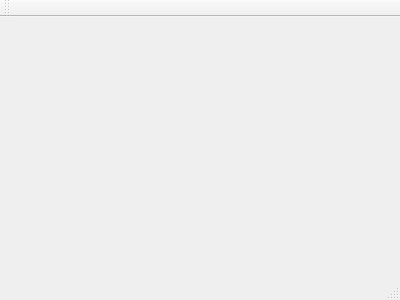
pejuan/11411073-proyecto-02, file RendimientoCarro/mainwindow.ui: the form before one commit.
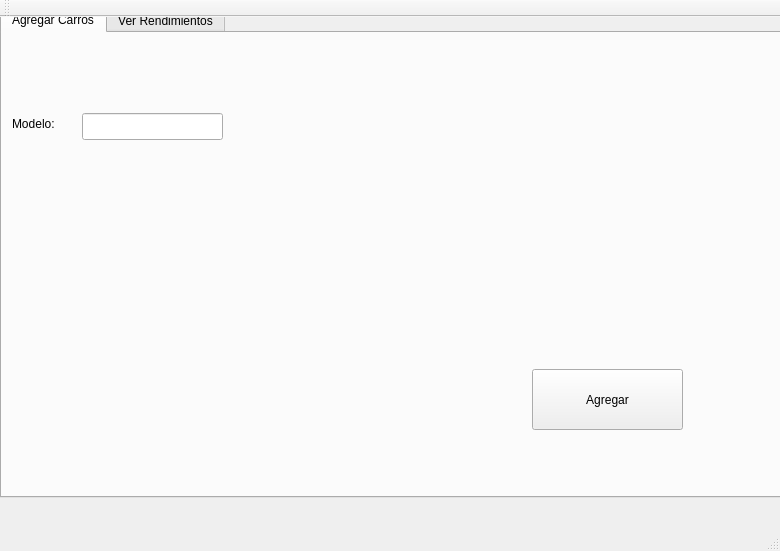
The form after the commit.

Commit message: Modificando ventanas de el GUI

Patch:
```diff
--- a/RendimientoCarro/mainwindow.ui
+++ b/RendimientoCarro/mainwindow.ui
@@ -1,24 +1,109 @@
 <ui version="4.0">
  <class>MainWindow</class>
- <widget class="QMainWindow" name="MainWindow" >
-  <property name="geometry" >
+ <widget class="QMainWindow" name="MainWindow">
+  <property name="geometry">
    <rect>
     <x>0</x>
     <y>0</y>
-    <width>400</width>
-    <height>300</height>
+    <width>780</width>
+    <height>551</height>
    </rect>
   </property>
   <property name="windowTitle" >
    <string>MainWindow</string>
   </property>
-  <widget class="QMenuBar" name="menuBar" />
-  <widget class="QToolBar" name="mainToolBar" />
-  <widget class="QWidget" name="centralWidget" />
-  <widget class="QStatusBar" name="statusBar" />
+  <widget class="QWidget" name="centralWidget">
+   <widget class="QTabWidget" name="tab_1">
+    <property name="geometry">
+     <rect>
+      <x>0</x>
+      <y>-10</y>
+      <width>781</width>
+      <height>491</height>
+     </rect>
+    </property>
+    <property name="currentIndex">
+     <number>0</number>
+    </property>
+    <widget class="QWidget" name="tab">
+     <attribute name="title">
+      <string>Agregar Carros</string>
+     </attribute>
+     <widget class="QPushButton" name="pushButton">
+      <property name="geometry">
+       <rect>
+        <x>530</x>
+        <y>336</y>
+        <width>151</width>
+        <height>61</height>
+       </rect>
+      </property>
+      <property name="text">
+       <string>Agregar</string>
+      </property>
+     </widget>
+     <widget class="QLineEdit" name="lineEdit">
+      <property name="geometry">
+       <rect>
+        <x>80</x>
+        <y>80</y>
+        <width>141</width>
+        <height>27</height>
+       </rect>
+      </property>
+     </widget>
+     <widget class="QLabel" name="label">
+      <property name="geometry">
+       <rect>
+        <x>10</x>
+        <y>80</y>
+        <width>67</width>
+        <height>21</height>
+       </rect>
+      </property>
+      <property name="text">
+       <string>Modelo:</string>
+      </property>
+     </widget>
+    </widget>
+    <widget class="QWidget" name="tab_2">
+     <attribute name="title">
+      <string>Ver Rendimientos</string>
+     </attribute>
+     <widget class="QTableWidget" name="Tabla_carros">
+      <property name="geometry">
+       <rect>
+        <x>200</x>
+        <y>60</y>
+        <width>256</width>
+        <height>192</height>
+       </rect>
+      </property>
+     </widget>
+    </widget>
+   </widget>
+  </widget>
+  <widget class="QMenuBar" name="menuBar">
+   <property name="geometry">
+    <rect>
+     <x>0</x>
+     <y>0</y>
+     <width>780</width>
+     <height>25</height>
+    </rect>
+   </property>
+  </widget>
+  <widget class="QToolBar" name="mainToolBar">
+   <attribute name="toolBarArea">
+    <enum>TopToolBarArea</enum>
+   </attribute>
+   <attribute name="toolBarBreak">
+    <bool>false</bool>
+   </attribute>
+  </widget>
+  <widget class="QStatusBar" name="statusBar"/>
  </widget>
- <layoutDefault spacing="6" margin="11" />
- <pixmapfunction></pixmapfunction>
+ <layoutdefault spacing="6" margin="11"/>
  <resources/>
  <connections/>
 </ui>
```
Left out of the diff: 3 changed lines with no effect on the pictures.
